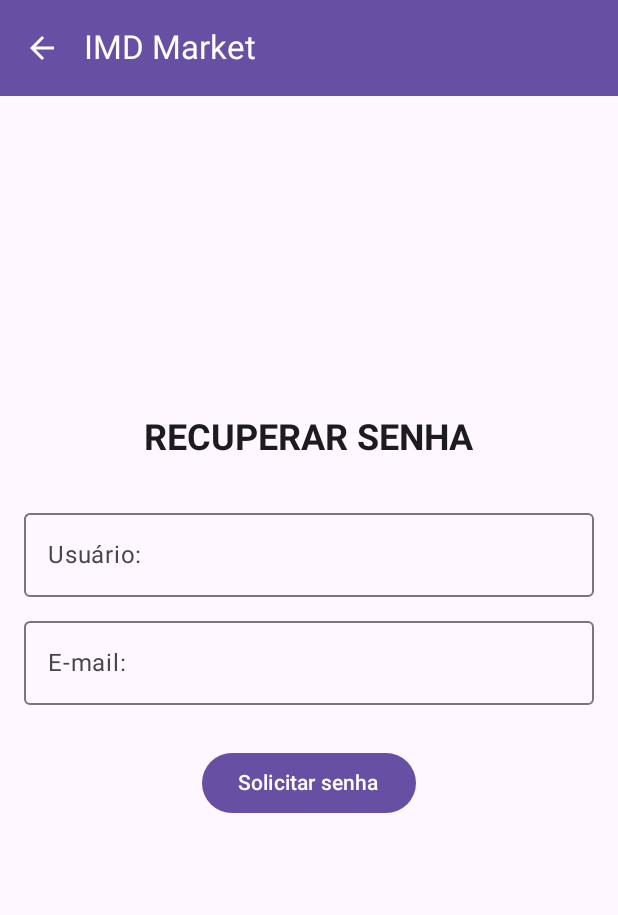
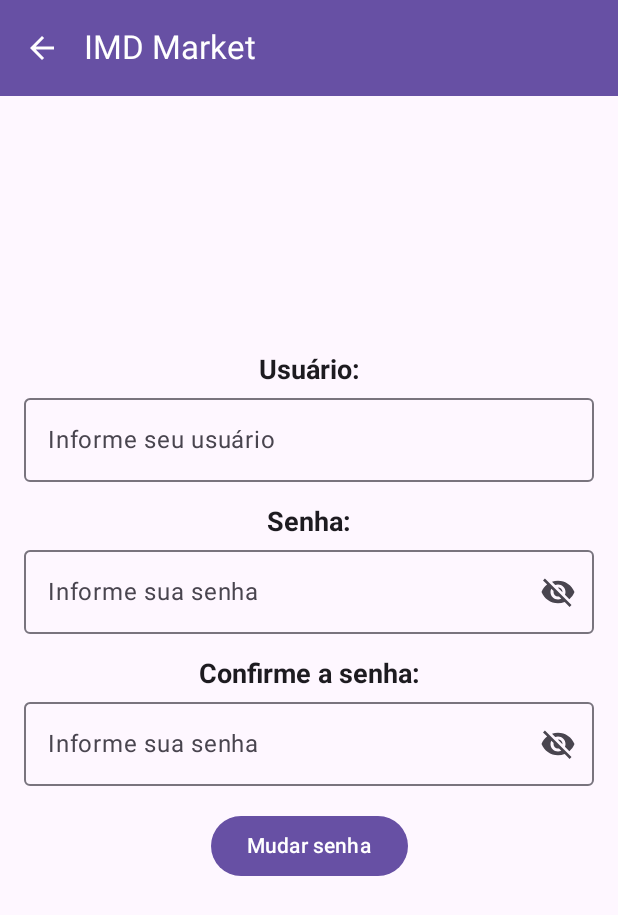
Before and after one commit to Arco-de-Treinamento/DDM-2024.2-BTI-UFRN, an Android app built with Jetpack Compose: the ForgotPasswordScreen screen opened through its navigation route, on a phone screen of 412 x 824 dp. Shown: the top 915 px of the screen. Run offline under Robolectric (Android 15) with nearby library versions, the phone set to English and light mode, and no system bars; our stand-ins replace Room's generated code.

Commit message:
refactor> change password

```diff
--- a/app/src/main/java/com/manoelfreitas/imdmarket/data/user/UserDao.kt
+++ b/app/src/main/java/com/manoelfreitas/imdmarket/data/user/UserDao.kt
@@ -11,8 +11,11 @@ interface UserDao {
     @Query("SELECT * FROM user")
     fun getAll(): List<User>
 
-    @Query("SELECT * FROM user WHERE user_name LIKE :first LIMIT 1")
-    fun findByName(first: String): User
+    @Query("SELECT * FROM user WHERE user_name LIKE :username LIMIT 1")
+    fun findByName(username: String): User
+
+    @Query("UPDATE user SET password = :newpassword WHERE user_name = :username")
+    fun changePassword(username: String, newpassword: String)
 
     @Insert
     fun insertUser(user: User)
--- /dev/null
+++ b/app/src/main/java/com/manoelfreitas/imdmarket/ui/components/PasswordTextField.kt
@@ -0,0 +1,59 @@
+package com.manoelfreitas.imdmarket.ui.components
+
+import androidx.compose.foundation.layout.fillMaxWidth
+import androidx.compose.foundation.text.KeyboardOptions
+import androidx.compose.material.icons.Icons
+import androidx.compose.material.icons.filled.Visibility
+import androidx.compose.material.icons.filled.VisibilityOff
+import androidx.compose.material3.Icon
+import androidx.compose.material3.IconButton
+import androidx.compose.material3.OutlinedTextField
+import androidx.compose.material3.Text
+import androidx.compose.runtime.Composable
+import androidx.compose.runtime.getValue
+import androidx.compose.runtime.mutableStateOf
+import androidx.compose.runtime.remember
+import androidx.compose.runtime.setValue
+import androidx.compose.ui.Modifier
+import androidx.compose.ui.text.input.KeyboardType
+import androidx.compose.ui.text.input.PasswordVisualTransformation
+import androidx.compose.ui.text.input.VisualTransformation
+
+@Composable
+fun PasswordTextField(label: String, value: String, onValueChange: (String) -> Unit) {
+    var showPassword by remember { mutableStateOf(false) }
+
+    OutlinedTextField(
+        modifier = Modifier
+            .fillMaxWidth(),
+        value = value,
+        onValueChange = onValueChange,
+        label = {
+            Text(text = label)
+        },
+        visualTransformation = if (showPassword) {
+            VisualTransformation.None
+        } else {
+            PasswordVisualTransformation()
+        },
+        keyboardOptions = KeyboardOptions(keyboardType = KeyboardType.Password),
+        trailingIcon = {
+            if (showPassword) {
+                IconButton(onClick = { showPassword = false }) {
+                    Icon(
+                        imageVector = Icons.Filled.Visibility,
+                        contentDescription = "hide_password"
+                    )
+                }
+            } else {
+                IconButton(
+                    onClick = { showPassword = true }) {
+                    Icon(
+                        imageVector = Icons.Filled.VisibilityOff,
+                        contentDescription = "show_password"
+                    )
+                }
+            }
+        }
+    )
+}
--- a/app/src/main/java/com/manoelfreitas/imdmarket/ui/screen/auth/forgotpassword/ForgotPasswordScreen.kt
+++ b/app/src/main/java/com/manoelfreitas/imdmarket/ui/screen/auth/forgotpassword/ForgotPasswordScreen.kt
@@ -1,8 +1,9 @@
 package com.manoelfreitas.imdmarket.ui.screen.auth.forgotpassword
 
+import android.content.Context
+import android.util.Log
 import android.widget.Toast
 import androidx.compose.foundation.layout.*
-import androidx.compose.foundation.text.KeyboardOptions
 import androidx.compose.runtime.*
 import androidx.compose.material3.*
 import androidx.compose.ui.Modifier
@@ -11,21 +12,23 @@ import androidx.compose.material.icons.Icons
 import androidx.compose.material.icons.automirrored.filled.ArrowBack
 import androidx.compose.ui.platform.LocalContext
 import androidx.compose.ui.text.font.FontWeight
-import androidx.compose.ui.text.input.KeyboardType
-import androidx.compose.ui.text.input.VisualTransformation
 import androidx.compose.ui.unit.dp
 import androidx.compose.ui.unit.sp
 import androidx.navigation.NavController
-import com.manoelfreitas.imdmarket.navigation.returnToLogin
+import com.manoelfreitas.imdmarket.navigation.navigateToLogin
+import com.manoelfreitas.imdmarket.ui.components.PasswordTextField
+import com.manoelfreitas.imdmarket.user.viewModel.UserViewModel
+import kotlinx.coroutines.launch
 
 @OptIn(ExperimentalMaterial3Api::class)
 @Composable
 fun ForgotPasswordScreen(navController: NavController){
-    var username by remember {(mutableStateOf(""))}
-    var email by remember {(mutableStateOf(""))}
+    var username by remember { mutableStateOf("") }
+    var password by remember { mutableStateOf("") }
+    var confirmPassword by remember { mutableStateOf("") }
 
+    val coroutineScope = rememberCoroutineScope()
     val context = LocalContext.current
-    val scope = rememberCoroutineScope()
 
     Scaffold (
         modifier = Modifier
@@ -51,43 +54,68 @@ fun ForgotPasswordScreen(navController: NavController){
             )
         }
     ) { innerPadding ->
-        Column (modifier = Modifier
-            .fillMaxSize()
-            .padding(16.dp),
+        Column(
+            modifier = Modifier
+                .fillMaxSize()
+                .padding(16.dp),
             horizontalAlignment = Alignment.CenterHorizontally,
-            verticalArrangement = Arrangement.Center){
-            Row (modifier = Modifier.fillMaxWidth(),
-                horizontalArrangement = Arrangement.Center){
-                Text(text = "RECUPERAR SENHA", fontWeight = FontWeight.Bold, fontSize = 24.sp)
-            }
-            Spacer(modifier = Modifier.height(28.dp))
-            OutlinedTextField(value = username,
-                onValueChange = {username = it },
-                label = {Text("Usuário:")},
-                modifier = Modifier.fillMaxWidth(),
+            verticalArrangement = Arrangement.Center
+        ) {
+            Text(text = "Usuário:", fontWeight = FontWeight.Bold, fontSize = 18.sp)
+            OutlinedTextField(
+                value = username,
+                onValueChange = { username = it },
+                label = { Text("Informe seu usuário") },
+                modifier = Modifier.fillMaxWidth()
             )
-            Spacer(modifier = Modifier.height(8.dp))
-            OutlinedTextField(value = email,
-                onValueChange = {email = it },
-                label = {Text("E-mail:") },
-                modifier = Modifier.fillMaxWidth(),
-                keyboardOptions = KeyboardOptions(keyboardType = KeyboardType.Email),
-                visualTransformation = VisualTransformation.None
+            Spacer(modifier = Modifier.height(16.dp))
+            Text(text = "Senha:", fontWeight = FontWeight.Bold, fontSize = 18.sp)
+            PasswordTextField(
+                label = "Informe sua senha",
+                value = password,
+                onValueChange = { password = it }
             )
-
-            Spacer(modifier = Modifier.height(28.dp))
-            Button(
-                onClick = {
-                    if(username.isNotEmpty() || email.isNotEmpty()){
-                        Toast.makeText(context, "Você receberá um e-mail para redefinir sua senha.", Toast.LENGTH_SHORT).show()
-
-                        navController.returnToLogin(scope)
-                    }else{
-                        Toast.makeText(context, "Preencha todos os campos!", Toast.LENGTH_SHORT).show()
-                    }
-                }) {
-                Text("Solicitar senha")
+            Spacer(modifier = Modifier.height(16.dp))
+            Text(text = "Confirme a senha:", fontWeight = FontWeight.Bold, fontSize = 18.sp)
+            PasswordTextField(
+                label = "Informe sua senha",
+                value = confirmPassword,
+                onValueChange = { confirmPassword = it }
+            )
+            Spacer(modifier = Modifier.height(16.dp))
+            Button(onClick = {
+                coroutineScope.launch {
+                    changePassword(
+                        context = context,
+                        username = username,
+                        password = password,
+                        confPassword = confirmPassword,
+                        navController = navController
+                    )
+                }
+            }) {
+                Text("Mudar senha")
             }
         }
     }
 }
+
+fun changePassword(context: Context, username: String, password: String, confPassword: String, navController: NavController): () -> Unit {
+    if (password == confPassword) {
+
+        try {
+            UserViewModel(context).changePassword(username, password)
+            Toast.makeText(context, "Senha alterada com sucesso!", Toast.LENGTH_SHORT).show()
+
+            navController.navigateToLogin()
+        } catch (e: Exception) {
+            Toast.makeText(context, "Falha ao alterar a senha!", Toast.LENGTH_SHORT).show()
+            Log.e("ChangePassword", "Erro ao alterar a senha: ${e.message}")
+        }
+
+    } else {
+        Toast.makeText(context, "Senhas não conferem!", Toast.LENGTH_SHORT).show()
+    }
+
+    return {}
+}
--- a/app/src/main/java/com/manoelfreitas/imdmarket/user/viewModel/UserViewModel.kt
+++ b/app/src/main/java/com/manoelfreitas/imdmarket/user/viewModel/UserViewModel.kt
@@ -16,16 +16,18 @@ class UserViewModel (context: Context): UserDao{
         return users
     }
 
-    override fun findByName(first: String): User {
-        val user: User = _userDatabase!!.userDao().findByName(first)
+    override fun findByName(username: String): User {
+        val user: User = _userDatabase!!.userDao().findByName(username)
 
         return user
     }
 
+    override fun changePassword(username: String, newpassword: String) {
+        _userDatabase!!.userDao().changePassword(username, newpassword)
+    }
+
     override fun insertUser(user: User){
-
-            _userDatabase!!.userDao().insertUser(user)
-
+        _userDatabase!!.userDao().insertUser(user)
     }
 
     fun createUser(username: String, password: String): Boolean {
```
Also changed, not shown: app/src/main/java/com/manoelfreitas/imdmarket/ui/screen/auth/createaccount/createAccountScreen.kt (+1 -48 lines).
